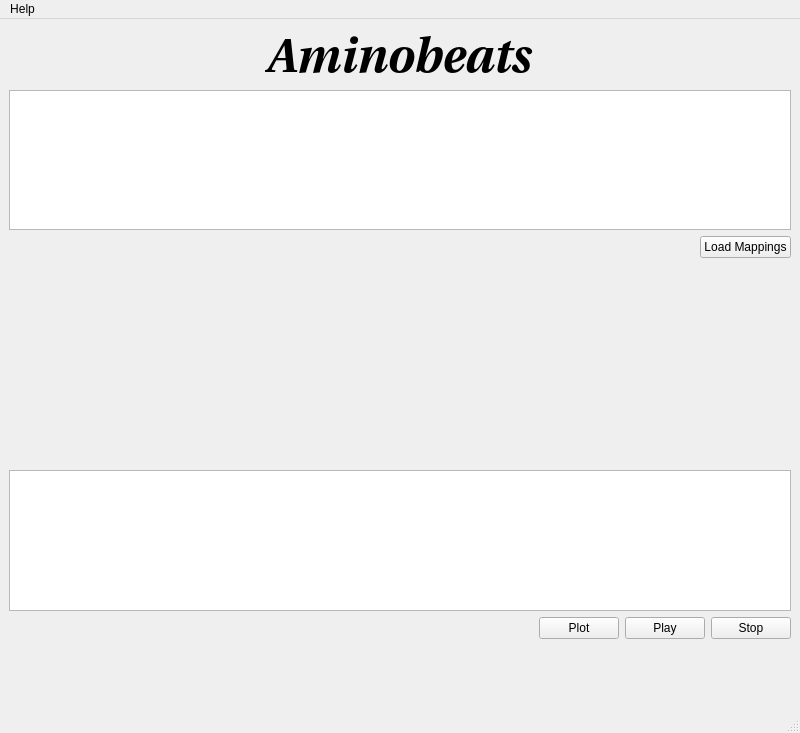
Old version of the form interface.ui in the repository netogallo/aminobeats.
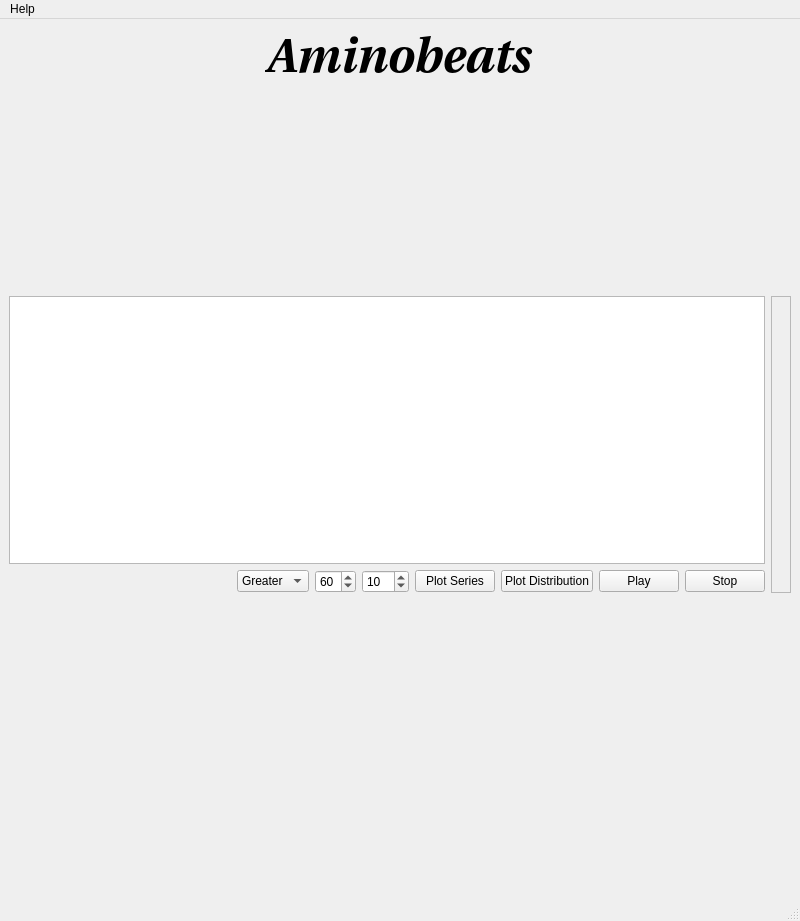
New version of the form.

Commit message: Changed interface to allow editable mappings

Diff of the .ui file:
```diff
--- a/interface.ui
+++ b/interface.ui
@@ -7,14 +7,14 @@
     <x>0</x>
     <y>0</y>
     <width>800</width>
-    <height>733</height>
+    <height>921</height>
    </rect>
   </property>
   <property name="windowTitle">
    <string>MainWindow</string>
   </property>
   <widget class="QWidget" name="centralwidget">
-   <layout class="QVBoxLayout" name="verticalLayout_3">
+   <layout class="QVBoxLayout" name="verticalLayout_4">
     <item>
      <layout class="QHBoxLayout" name="horizontalLayout_2">
       <item>
@@ -49,39 +49,6 @@
      </layout>
     </item>
     <item>
-     <layout class="QVBoxLayout" name="verticalLayout_2">
-      <item>
-       <widget class="QTextEdit" name="mappings"/>
-      </item>
-      <item>
-       <layout class="QHBoxLayout" name="horizontalLayout">
-        <item>
-         <spacer name="horizontalSpacer_2">
-          <property name="orientation">
-           <enum>Qt::Horizontal</enum>
-          </property>
-          <property name="sizeHint" stdset="0">
-           <size>
-            <width>40</width>
-            <height>20</height>
-           </size>
-          </property>
-         </spacer>
-        </item>
-        <item>
-         <widget class="QPushButton" name="loadMappings">
-          <property name="text">
-           <string>Load Mappings</string>
-          </property>
-         </widget>
-        </item>
-       </layout>
-      </item>
-     </layout>
-    </item>
-    <item>
-     <layout class="QVBoxLayout" name="verticalLayout">
-      <item>
        <widget class="QLabel" name="plot">
         <property name="minimumSize">
          <size>
@@ -95,6 +62,14 @@
        </widget>
       </item>
       <item>
+     <layout class="QHBoxLayout" name="horizontalLayout_4">
+      <item>
+       <layout class="QVBoxLayout" name="verticalLayout_2">
+        <item>
+         <layout class="QHBoxLayout" name="horizontalLayout">
+          <item>
+           <layout class="QVBoxLayout" name="verticalLayout">
+            <item>
        <widget class="QTextEdit" name="sequenceEdit"/>
       </item>
       <item>
@@ -112,10 +87,51 @@
           </property>
          </spacer>
         </item>
+              <item>
+               <widget class="QComboBox" name="divisionCombo">
+                <item>
+                 <property name="text">
+                  <string>Greater</string>
+                 </property>
+                </item>
+                <item>
+                 <property name="text">
+                  <string>Smaller</string>
+                 </property>
+                </item>
+               </widget>
+              </item>
+              <item>
+               <widget class="QSpinBox" name="separator">
+                <property name="value">
+                 <number>60</number>
+                </property>
+               </widget>
+              </item>
+              <item>
+               <widget class="QSpinBox" name="steps">
+                <property name="minimum">
+                 <number>1</number>
+                </property>
+                <property name="maximum">
+                 <number>100</number>
+                </property>
+                <property name="value">
+                 <number>10</number>
+                </property>
+               </widget>
+              </item>
         <item>
          <widget class="QPushButton" name="plotButton">
           <property name="text">
-           <string>Plot</string>
+                 <string>Plot Series</string>
+                </property>
+               </widget>
+              </item>
+              <item>
+               <widget class="QPushButton" name="plotDistributionButton">
+                <property name="text">
+                 <string>Plot Distribution</string>
           </property>
          </widget>
         </item>
@@ -137,6 +153,27 @@
       </item>
      </layout>
     </item>
+         </layout>
+        </item>
+       </layout>
+      </item>
+      <item>
+       <widget class="QFrame" name="notes">
+        <property name="frameShape">
+         <enum>QFrame::StyledPanel</enum>
+        </property>
+        <property name="frameShadow">
+         <enum>QFrame::Raised</enum>
+        </property>
+        <layout class="QVBoxLayout" name="verticalLayout_3">
+         <item>
+          <layout class="QVBoxLayout" name="notesLayout"/>
+         </item>
+        </layout>
+       </widget>
+      </item>
+     </layout>
+    </item>
     <item>
      <spacer name="verticalSpacer">
       <property name="orientation">
```
Left out of the diff: 2 changed lines with no effect on the pictures. Lines whose indentation alone changed are shown as unchanged. The commit also changes 5 other files.
